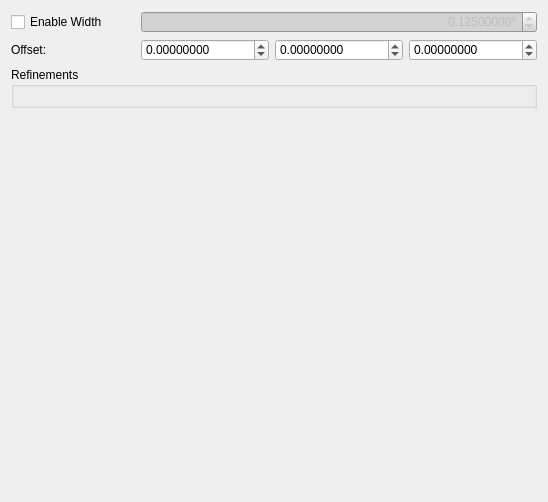
First picture: the form in hexrd/ui/resources/ui/powder_overlay_editor.ui, repository HEXRD/hexrdgui, before the edit.
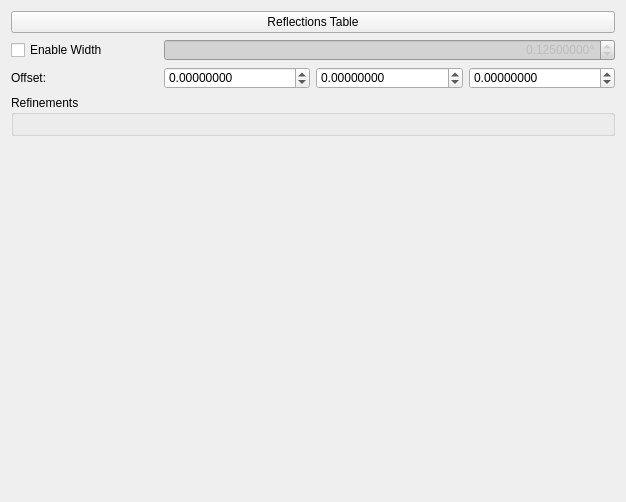
Second picture: the form after the edit. Custom widgets are drawn as their Qt base class.

Commit message:
Add a "Reflections Table" button to powder editor
This will bring up the reflections table for the material that is
currently being edited in the powder editor.

This commit also adds some new mechanics so that all reflections tables
matching the active material will update when the materials panel is
edited. This will hopefully keep them all up-to-date.

```diff
--- a/hexrd/ui/resources/ui/powder_overlay_editor.ui
+++ b/hexrd/ui/resources/ui/powder_overlay_editor.ui
@@ -6,7 +6,7 @@
    <rect>
     <x>0</x>
     <y>0</y>
-    <width>548</width>
+    <width>626</width>
     <height>502</height>
    </rect>
   </property>
@@ -151,6 +151,13 @@
      </layout>
     </widget>
    </item>
+   <item row="0" column="1" colspan="4">
+    <widget class="QPushButton" name="reflections_table">
+     <property name="text">
+      <string>Reflections Table</string>
+     </property>
+    </widget>
+   </item>
   </layout>
  </widget>
  <customwidgets>
```
Left out of the diff: 1 changed line with no effect on the pictures. The commit also changes 4 other files.
